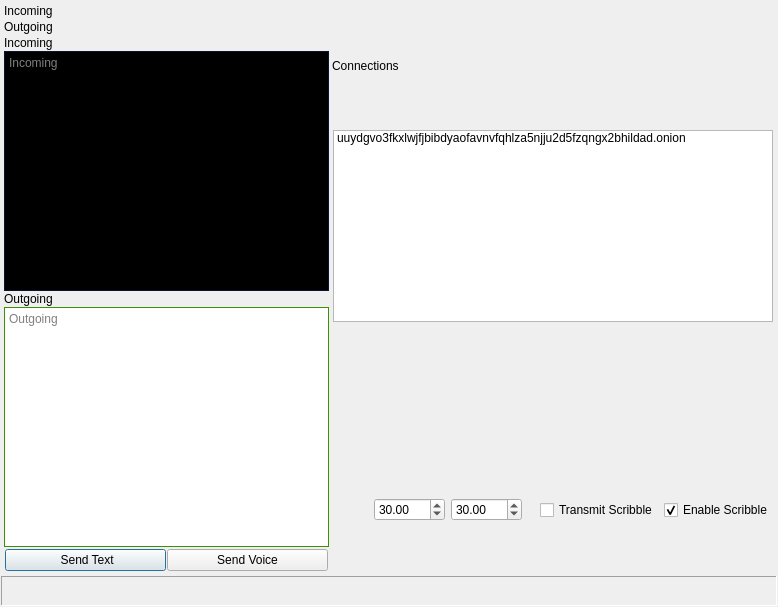
Old version of the form src/messenger_dialog.ui in the repository jim45002/msg-util.
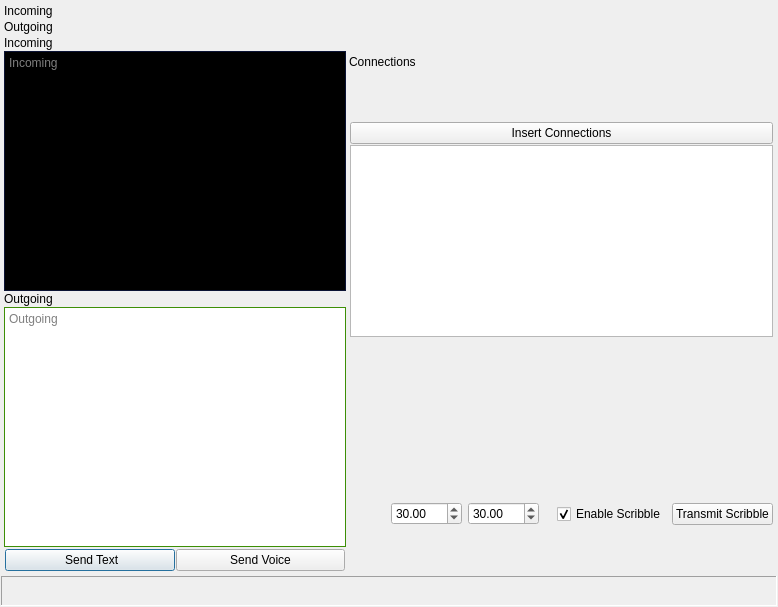
New version of the form.

Commit message: enabled plot widgets, added add connections button

What changed in the file:
```diff
--- a/src/messenger_dialog.ui
+++ b/src/messenger_dialog.ui
@@ -1087,6 +1087,13 @@
                <property name="bottomMargin">
                 <number>1</number>
                </property>
+               <item>
+                <widget class="QPushButton" name="insert_connections_pushButton">
+                 <property name="text">
+                  <string>Insert Connections</string>
+                 </property>
+                </widget>
+               </item>
                <item>
                 <widget class="QListWidget" name="connections_listwidget">
                  <property name="sizePolicy">
@@ -1095,11 +1102,6 @@
                    <verstretch>0</verstretch>
                   </sizepolicy>
                  </property>
-                 <item>
-                  <property name="text">
-                   <string>uuydgvo3fkxlwjfjbibdyaofavnvfqhlza5njju2d5fzqngx2bhildad.onion</string>
-                  </property>
-                 </item>
                 </widget>
                </item>
               </layout>
@@ -1192,13 +1194,6 @@
                  </layout>
                 </widget>
                </item>
-               <item>
-                <widget class="QCheckBox" name="checkBox_2">
-                 <property name="text">
-                  <string>Transmit Scribble</string>
-                 </property>
-                </widget>
-               </item>
                <item>
                 <widget class="QCheckBox" name="enable_scribble_checkBox">
                  <property name="text">
@@ -1209,6 +1204,13 @@
                  </property>
                 </widget>
                </item>
+               <item>
+                <widget class="QPushButton" name="transmit_scribble_pushButton">
+                 <property name="text">
+                  <string>Transmit Scribble</string>
+                 </property>
+                </widget>
+               </item>
               </layout>
              </widget>
             </item>
```
Left out of the diff: 18 changed lines with no effect on the pictures. The commit also changes 9 other files.
